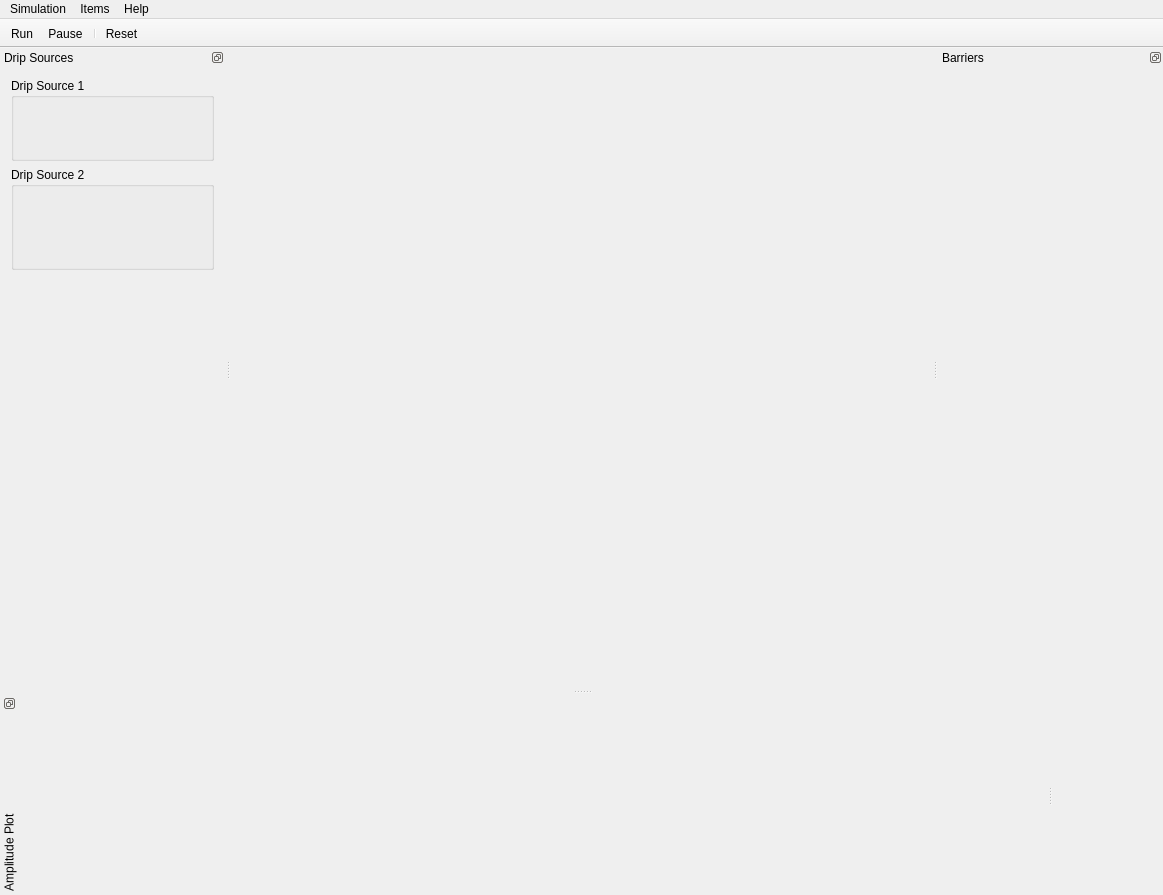
The window that src/EWS/app/widget/EWSMainWindow.ui (metasim/ews) describes before a commit, drawn with Qt 5.
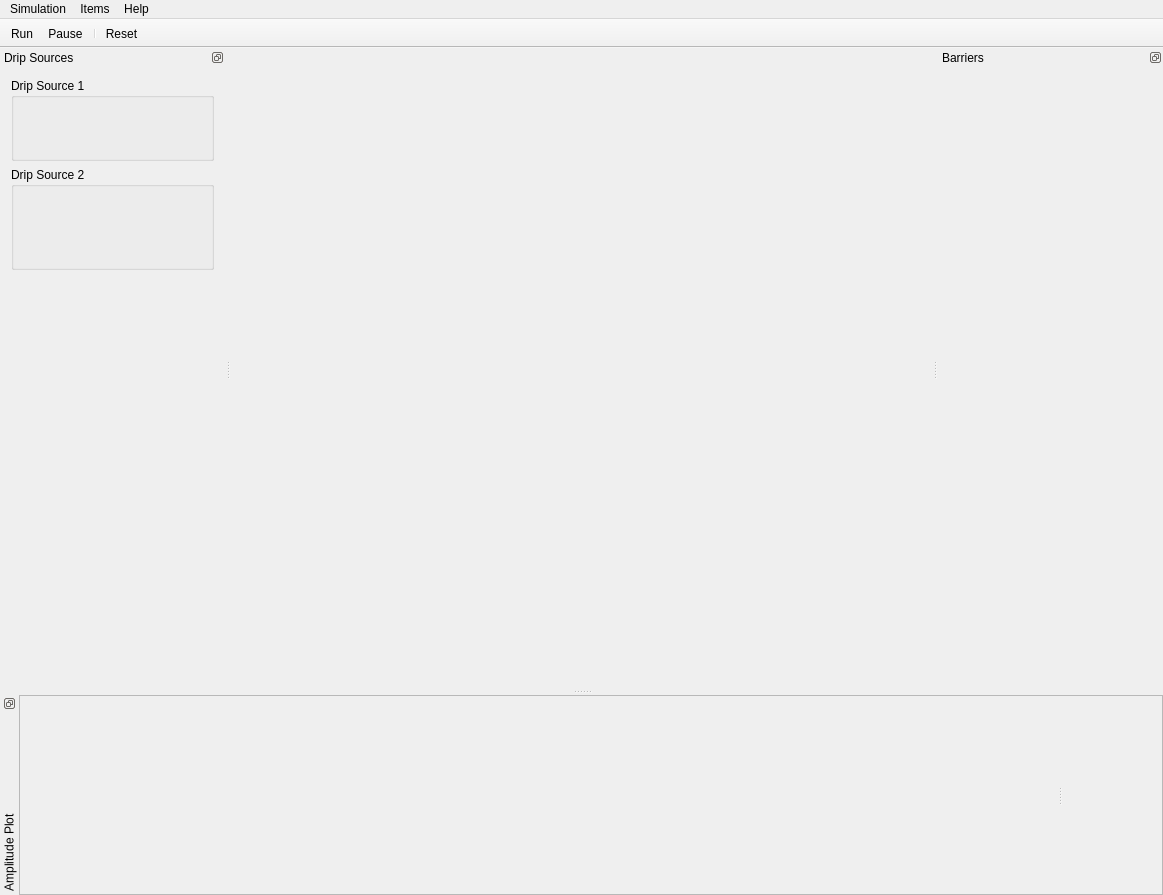
The same window after the commit. Icons and pictures are not drawn. Custom widgets are drawn as their Qt base class.

```diff
--- a/src/EWS/app/widget/EWSMainWindow.ui
+++ b/src/EWS/app/widget/EWSMainWindow.ui
@@ -281,8 +281,14 @@
      </sizepolicy>
     </property>
     <layout class="QGridLayout" name="gridLayout_4">
+     <property name="margin">
+      <number>0</number>
+     </property>
      <item row="0" column="0">
       <widget class="QSplitter" name="splitter">
+       <property name="frameShape">
+        <enum>QFrame::StyledPanel</enum>
+       </property>
        <property name="orientation">
         <enum>Qt::Horizontal</enum>
        </property>
```
